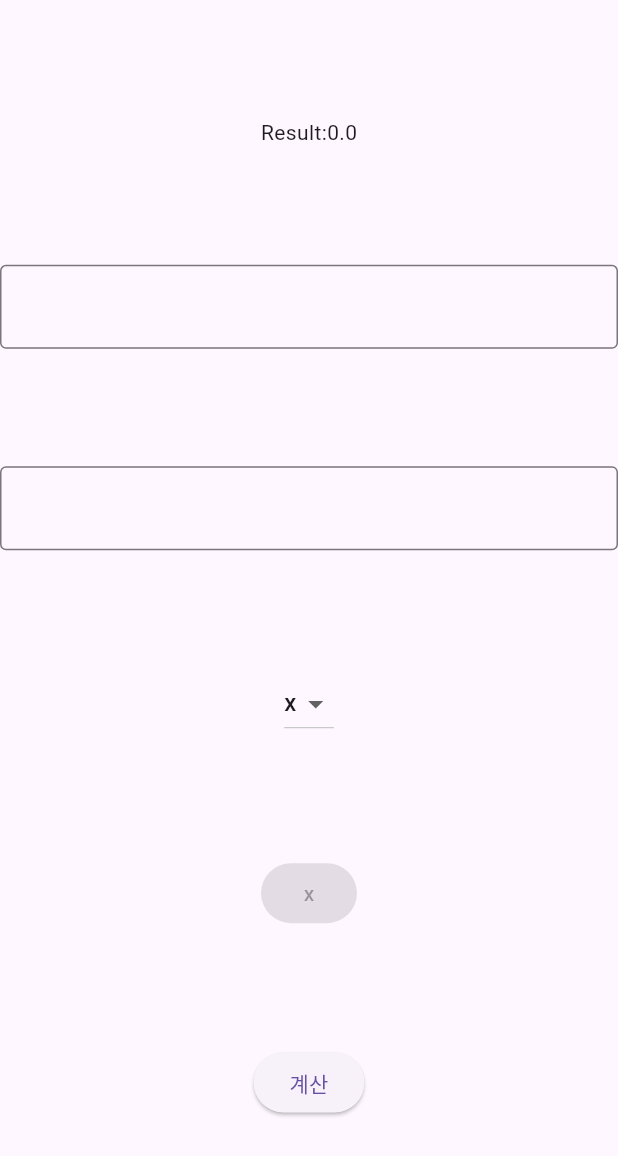
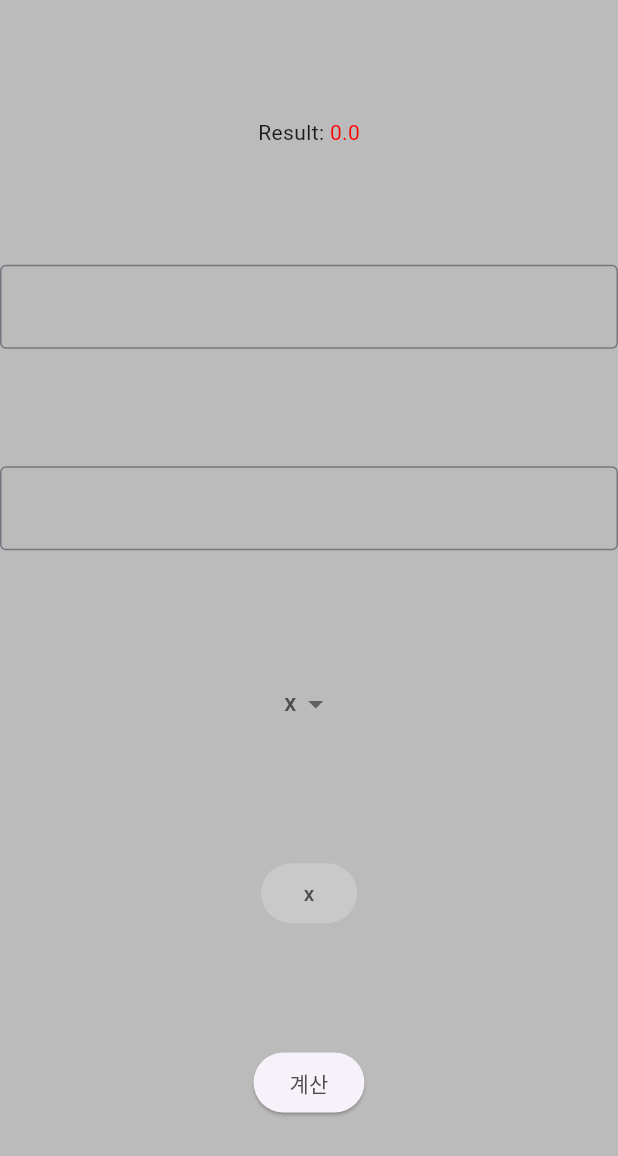
Before and after one commit to alstjr6211/basic_pro_lab, a Flutter app: the screen it shows after launch, after a tap on "계산", on a phone screen of 412 x 824 dp. Shown: the top 1156 px of the screen. Run offline on Flutter 3.47's test engine with Material 3 defaults, Android fonts, the phone set to English and light mode, and no system bars.

Commit message:
add color

```diff
--- /dev/null
+++ b/lib/constant/color.dart
@@ -0,0 +1,14 @@
+import 'package:flutter/material.dart';
+
+
+Color backgroundColor = Color(0xffbbbbbb);
+
+Color returnButtonColor = Color(0xffd2f8ff);
+
+Color markOperatorButtonColor = Color(0xffc9c9c9);
+
+Color textFieldColor = Color(0xff4e8086);
+
+Color resultColor = Color(0xffff0000);
+
+Color textColor = Color(0xff4d4d4d);
--- a/lib/screens/calculator.dart
+++ b/lib/screens/calculator.dart
@@ -1,5 +1,7 @@
 import 'package:flutter/material.dart';
 import 'package:flutter/services.dart';
+
+import '../constant/color.dart';
 
 class Calculator extends StatefulWidget {
   const Calculator({super.key});
@@ -24,6 +26,9 @@ class _CalculatorState extends State<Calculator> {
 
   @override
   Widget build(BuildContext context) {
+
+    double _screenwidth = MediaQuery.of(context).size.width;
+    double _screenheight = MediaQuery.of(context).size.height;
 
 
     @override
@@ -75,13 +80,25 @@ class _CalculatorState extends State<Calculator> {
     return SafeArea(
 
       child: Scaffold(
+        backgroundColor: backgroundColor,
         body: Container(
-
+          color: backgroundColor,
           child: Column(
             mainAxisAlignment: MainAxisAlignment.spaceEvenly,
             children: [
 
-              Text("Result:$result"),
+              SizedBox(
+                child: Row(
+                  mainAxisAlignment: MainAxisAlignment.center,
+                  children: [
+                    Text("Result: "),
+                    Text("$result",
+                    style: TextStyle(
+                      color: resultColor,
+                    ),),
+                  ],
+                ),
+              ),
               TextFormField(
                 controller: firstTFcontroller,
                 decoration: InputDecoration(border: OutlineInputBorder()),
@@ -103,7 +120,10 @@ class _CalculatorState extends State<Calculator> {
                 items: _operator
                     .map((e) => DropdownMenuItem<String>(
                   value: e, // 선택 시 onChanged 를 통해 반환할 value
-                  child: Text(e),
+                  child: Text(e,
+                  style: TextStyle(
+                    color: textColor,
+                  ),),
                 ))
                     .toList(),
                 onChanged: (value) { // items 의 DropdownMenuItem 의 value 반환
@@ -113,14 +133,23 @@ class _CalculatorState extends State<Calculator> {
                 },
               ),
               ElevatedButton(
+                style: ButtonStyle(
+                  backgroundColor: MaterialStateProperty.all<Color>(markOperatorButtonColor),
+                ),
                 onPressed: null,
                 child: Text(
                   _buttonText,
+                  style: TextStyle(
+                    color: textColor,
+                  ),
                 ),
               ),
               ElevatedButton(
                 onPressed: setResult,
-                child: const Text("계산"),
+                child: Text("계산",
+                style: TextStyle(
+                  color: textColor,
+                ),),
               ),
             ],
           ),
```
